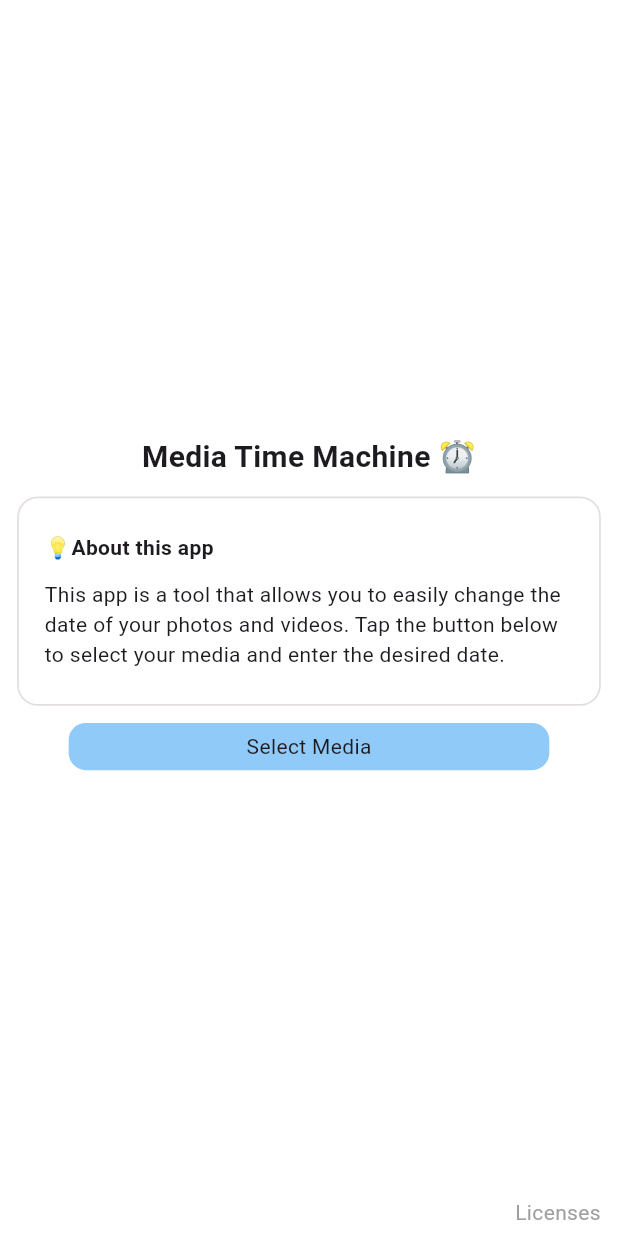
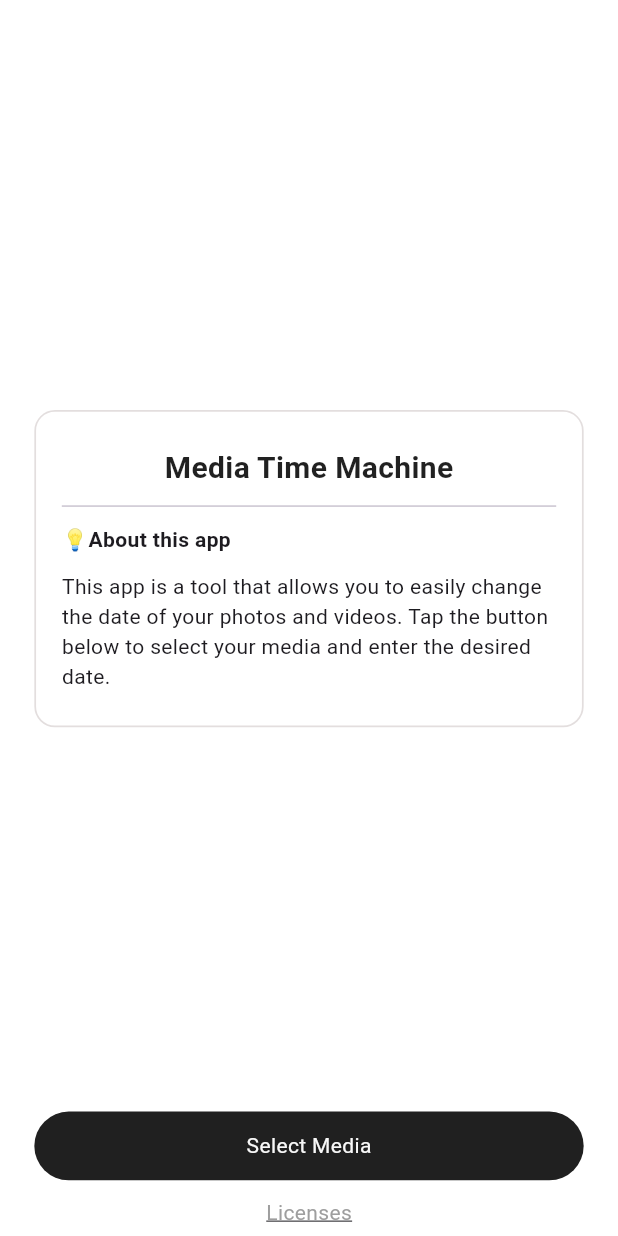
Before and after one commit to jungwuk-ryu/media_time_machine, a Flutter app: the screen it shows after launch, on a phone screen of 412 x 824 dp. Run offline on Flutter 3.47's test engine with Material 3 defaults, Android fonts, the phone set to English and light mode, and no system bars; drawn by our look-alikes of shimmer; our stand-ins replace firebase_analytics, firebase_core, firebase_crashlytics, flutter_screenutil, get, google_mobile_ads; missing offline and left inert: app_tracking_transparency, photo_manager, wechat_assets_picker; accounts and stored records are empty; statements that could not run were skipped.

Commit message:
feat: New design for HomeView

```diff
--- a/lib/app/modules/home/views/home_view.dart
+++ b/lib/app/modules/home/views/home_view.dart
@@ -3,6 +3,7 @@ import 'package:flutter_screenutil/flutter_screenutil.dart';
 import 'package:get/get.dart';
 import 'package:photo_timemachine/app/widgets/bordered_container.dart';
 import 'package:photo_timemachine/app/widgets/title_text.dart';
+import 'package:shimmer/shimmer.dart';
 
 import '../controllers/home_controller.dart';
 
@@ -25,14 +26,25 @@ class HomeView extends GetView<HomeController> {
       crossAxisAlignment: CrossAxisAlignment.center,
       mainAxisAlignment: MainAxisAlignment.center,
       children: [
-        const Expanded(child: SizedBox()),
-        const TitleText(
-          "Media Time Machine ⏰",
+        const Spacer(),
+        SizedBox(height: 10.h),
+        Container(
+          margin: EdgeInsets.all(10.r),
+          child:        BorderedContainer(Column(
+            crossAxisAlignment: CrossAxisAlignment.start,
+            children: [
+              Align(
+                alignment: Alignment.center,
+                child:               Shimmer.fromColors(
+                    baseColor: Colors.grey.shade900,
+                    highlightColor: Colors.grey.shade400,
+                    child: const TitleText(
+                      "Media Time Machine",
+                    )),
               ),
               SizedBox(height: 10.h),
-        BorderedContainer(Column(
-          crossAxisAlignment: CrossAxisAlignment.start,
-          children: [
+              const Divider(height: 0,),
+              SizedBox(height: 10.h),
               const Text("💡About this app",
                   style: TextStyle(fontWeight: FontWeight.bold)),
               SizedBox(height: 10.h),
@@ -40,36 +52,37 @@ class HomeView extends GetView<HomeController> {
                   "This app is a tool that allows you to easily change the date of your photos and videos. Tap the button below to select your media and enter the desired date.")
             ],
           )),
-        SizedBox(height: 10.h),
+        ),
+        const Spacer(),
         GestureDetector(
           onTap: () {
             controller.onButtonClick();
           },
           child: Container(
             width: double.infinity,
-            margin: EdgeInsets.symmetric(horizontal: 30.w),
+            height: 40.h,
+            margin: EdgeInsets.symmetric(horizontal: 10.w),
             decoration: BoxDecoration(
-                color: Colors.blue.shade200,
-                borderRadius: BorderRadius.circular(10.r)),
+                color: const Color(0xDF000000),
+                borderRadius: BorderRadius.circular(20.r)),
             child: Padding(
                 padding: EdgeInsets.symmetric(horizontal: 10.w, vertical: 5.h),
                 child: const Center(
-                  child: Text("Select Media"),
+                  child: Text(
+                    "Select Media",
+                    style: TextStyle(color: Color(0xFFF8F8F8)),
+                  ),
                 )),
           ),
         ),
-        const Expanded(child: SizedBox()),
-        Row(
-          children: [
-            const Expanded(child: SizedBox()),
+        SizedBox(height: 10.h),
         GestureDetector(
           onTap: () {
             showLicensePage(context: Get.context!);
           },
-              child:
-                  const Text("Licenses", style: TextStyle(color: Colors.grey)),
-            ),
-          ],
+          child: const Text("Licenses",
+              style: TextStyle(
+                  color: Colors.grey, decoration: TextDecoration.underline)),
         )
       ],
     );
--- a/pubspec.yaml
+++ b/pubspec.yaml
@@ -47,6 +47,7 @@ dependencies:
   google_mobile_ads: ^5.1.0
   app_tracking_transparency: ^2.0.6
   firebase_analytics: ^11.2.1
+  shimmer: ^3.0.0
 
 dev_dependencies:
   flutter_test:
```
Also changed, not shown: pubspec.lock. Lines whose indentation alone changed are shown as unchanged.
